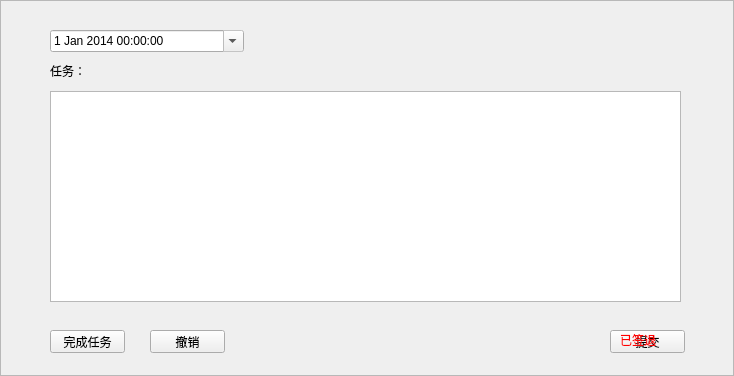
Qt form punchout.ui (neverlandgy/teamhelper) before a commit.
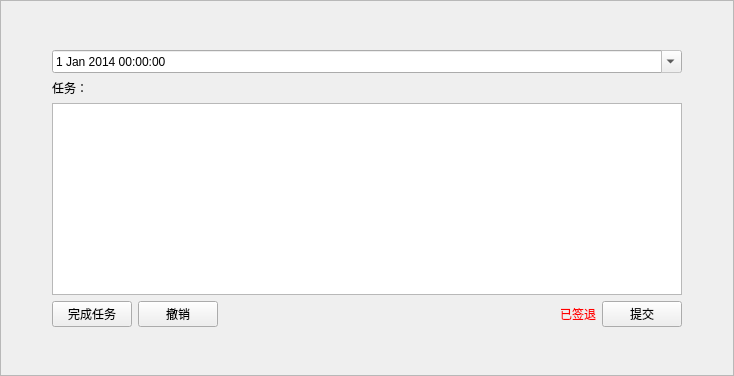
The same form after that commit.

```diff
--- a/punchout.ui
+++ b/punchout.ui
@@ -19,41 +19,62 @@
   <property name="frameShadow">
    <enum>QFrame::Raised</enum>
   </property>
+  <layout class="QGridLayout" name="gridLayout">
+   <item row="2" column="1">
+    <layout class="QGridLayout" name="gridLayout_2">
+     <item row="1" column="0">
+      <layout class="QHBoxLayout" name="horizontalLayout_2"/>
+     </item>
+     <item row="4" column="0">
+      <layout class="QHBoxLayout" name="horizontalLayout_3">
+       <item>
+        <widget class="QPushButton" name="pushButton_done">
+         <property name="text">
+          <string>完成任务</string>
+         </property>
+        </widget>
+       </item>
+       <item>
+        <widget class="QPushButton" name="pushButton_revert">
+         <property name="text">
+          <string>撤销</string>
+         </property>
+        </widget>
+       </item>
+       <item>
+        <spacer name="horizontalSpacer">
+         <property name="orientation">
+          <enum>Qt::Horizontal</enum>
+         </property>
+         <property name="sizeHint" stdset="0">
+          <size>
+           <width>40</width>
+           <height>20</height>
+          </size>
+         </property>
+        </spacer>
+       </item>
+       <item>
+        <widget class="QLabel" name="label_warring">
+         <property name="text">
+          <string>&lt;html&gt;&lt;head/&gt;&lt;body&gt;&lt;p&gt;&lt;span style=&quot; color:#ff0000;&quot;&gt;已签退&lt;/span&gt;&lt;/p&gt;&lt;/body&gt;&lt;/html&gt;</string>
+         </property>
+        </widget>
+       </item>
+       <item>
   <widget class="QPushButton" name="pushButton">
-   <property name="geometry">
-    <rect>
-     <x>610</x>
-     <y>330</y>
-     <width>75</width>
-     <height>23</height>
-    </rect>
-   </property>
    <property name="text">
     <string>提交</string>
    </property>
   </widget>
-  <widget class="QLabel" name="label">
-   <property name="geometry">
-    <rect>
-     <x>50</x>
-     <y>60</y>
-     <width>54</width>
-     <height>21</height>
-    </rect>
-   </property>
-   <property name="text">
-    <string>任务：</string>
-   </property>
-  </widget>
+       </item>
+      </layout>
+     </item>
+     <item row="3" column="0">
+      <widget class="QTableView" name="tableView"/>
+     </item>
+     <item row="0" column="0">
   <widget class="QDateTimeEdit" name="dateTimeEdit">
-   <property name="geometry">
-    <rect>
-     <x>50</x>
-     <y>30</y>
-     <width>194</width>
-     <height>22</height>
-    </rect>
-   </property>
    <property name="readOnly">
     <bool>true</bool>
    </property>
@@ -75,55 +96,81 @@
     <bool>true</bool>
    </property>
   </widget>
-  <widget class="QLabel" name="label_warring">
-   <property name="geometry">
-    <rect>
-     <x>620</x>
-     <y>330</y>
-     <width>54</width>
-     <height>21</height>
-    </rect>
-   </property>
+     </item>
+     <item row="2" column="0">
+      <widget class="QLabel" name="label">
    <property name="text">
-    <string>&lt;html&gt;&lt;head/&gt;&lt;body&gt;&lt;p&gt;&lt;span style=&quot; color:#ff0000;&quot;&gt;已签退&lt;/span&gt;&lt;/p&gt;&lt;/body&gt;&lt;/html&gt;</string>
-   </property>
-  </widget>
-  <widget class="QTableView" name="tableView">
-   <property name="geometry">
-    <rect>
-     <x>50</x>
-     <y>91</y>
-     <width>631</width>
-     <height>211</height>
-    </rect>
-   </property>
-  </widget>
-  <widget class="QPushButton" name="pushButton_done">
-   <property name="geometry">
-    <rect>
-     <x>50</x>
-     <y>330</y>
-     <width>75</width>
-     <height>23</height>
-    </rect>
-   </property>
-   <property name="text">
-    <string>完成任务</string>
-   </property>
-  </widget>
-  <widget class="QPushButton" name="pushButton_revert">
-   <property name="geometry">
-    <rect>
-     <x>150</x>
-     <y>330</y>
-     <width>75</width>
-     <height>23</height>
-    </rect>
-   </property>
-   <property name="text">
-    <string>撤销</string>
-   </property>
-  </widget>
+        <string>任务：</string>
+       </property>
+      </widget>
+     </item>
+    </layout>
+   </item>
+   <item row="2" column="0">
+    <spacer name="horizontalSpacer_2">
+     <property name="orientation">
+      <enum>Qt::Horizontal</enum>
+     </property>
+     <property name="sizeType">
+      <enum>QSizePolicy::Fixed</enum>
+     </property>
+     <property name="sizeHint" stdset="0">
+      <size>
+       <width>40</width>
+       <height>20</height>
+      </size>
+     </property>
+    </spacer>
+   </item>
+   <item row="2" column="2">
+    <spacer name="horizontalSpacer_3">
+     <property name="orientation">
+      <enum>Qt::Horizontal</enum>
+     </property>
+     <property name="sizeType">
+      <enum>QSizePolicy::Fixed</enum>
+     </property>
+     <property name="sizeHint" stdset="0">
+      <size>
+       <width>40</width>
+       <height>20</height>
+      </size>
+     </property>
+    </spacer>
+   </item>
+   <item row="0" column="1">
+    <spacer name="verticalSpacer">
+     <property name="orientation">
+      <enum>Qt::Vertical</enum>
+     </property>
+     <property name="sizeType">
+      <enum>QSizePolicy::Expanding</enum>
+     </property>
+     <property name="sizeHint" stdset="0">
+      <size>
+       <width>20</width>
+       <height>10</height>
+      </size>
+     </property>
+    </spacer>
+   </item>
+   <item row="3" column="1">
+    <spacer name="verticalSpacer_2">
+     <property name="orientation">
+      <enum>Qt::Vertical</enum>
+     </property>
+     <property name="sizeType">
+      <enum>QSizePolicy::Expanding</enum>
+     </property>
+     <property name="sizeHint" stdset="0">
+      <size>
+       <width>20</width>
+       <height>10</height>
+      </size>
+     </property>
+    </spacer>
+   </item>
+  </layout>
  </widget>
  <resources/>
  <connections/>
```
Lines whose indentation alone changed are shown as unchanged.
